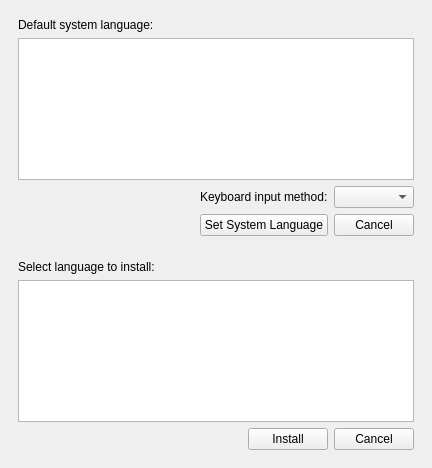
Old version of the form LanguageSelector/qt/QtLanguageSelectorGUI.ui in the repository babycaseny/language-selector.
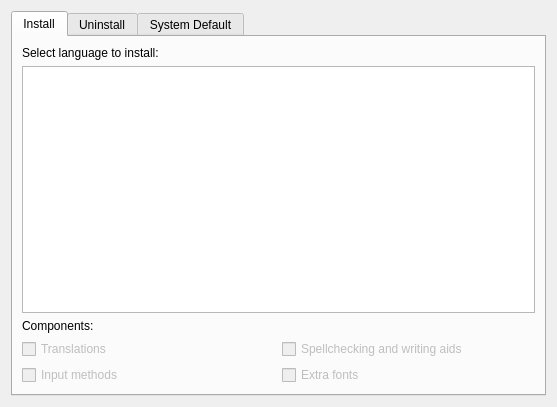
New version of the form. Custom widgets are drawn as their Qt base class.

The edit to the form file:
```diff
--- a/LanguageSelector/qt/QtLanguageSelectorGUI.ui
+++ b/LanguageSelector/qt/QtLanguageSelectorGUI.ui
@@ -6,66 +6,25 @@
    <rect>
     <x>0</x>
     <y>0</y>
-    <width>432</width>
-    <height>468</height>
+    <width>557</width>
+    <height>407</height>
    </rect>
   </property>
   <property name="windowTitle">
    <string>Language Installer</string>
   </property>
-  <layout class="QGridLayout">
-   <property name="margin">
-    <number>9</number>
-   </property>
-   <property name="spacing">
-    <number>6</number>
-   </property>
-   <item row="1" column="0">
-    <widget class="QFrame" name="installLanguageFrame">
-     <property name="frameShape">
-      <enum>QFrame::NoFrame</enum>
-     </property>
-     <property name="frameShadow">
-      <enum>QFrame::Raised</enum>
-     </property>
-     <layout class="QGridLayout">
-      <property name="margin">
-       <number>9</number>
-      </property>
-      <property name="spacing">
-       <number>6</number>
-      </property>
-      <item row="1" column="0" colspan="3">
-       <widget class="QListWidget" name="listViewLanguages"/>
-      </item>
-      <item row="2" column="1">
-       <widget class="QPushButton" name="pushButtonOk">
-        <property name="text">
+  <layout class="QVBoxLayout" name="verticalLayout">
+   <item>
+    <widget class="KTabWidget" name="ktabwidget">
+     <property name="currentIndex">
+      <number>0</number>
+     </property>
+     <widget class="QWidget" name="InstallTab">
+      <attribute name="title">
          <string>Install</string>
-        </property>
-       </widget>
-      </item>
-      <item row="2" column="2">
-       <widget class="QPushButton" name="pushButtonCancel">
-        <property name="text">
-         <string>Cancel</string>
-        </property>
-       </widget>
-      </item>
-      <item row="2" column="0">
-       <spacer>
-        <property name="orientation">
-         <enum>Qt::Horizontal</enum>
-        </property>
-        <property name="sizeHint" stdset="0">
-         <size>
-          <width>40</width>
-          <height>20</height>
-         </size>
-        </property>
-       </spacer>
-      </item>
-      <item row="0" column="0" colspan="2">
+      </attribute>
+      <layout class="QVBoxLayout" name="verticalLayout_2">
+       <item>
        <widget class="QLabel" name="selectLanguageLabel">
         <property name="text">
          <string>Select language to install:</string>
@@ -75,42 +34,88 @@
         </property>
        </widget>
       </item>
-     </layout>
+       <item>
+        <widget class="QListWidget" name="listViewLanguagesInst"/>
+       </item>
+       <item>
+        <layout class="QGridLayout" name="gridLayout">
+         <item row="1" column="0">
+          <widget class="QCheckBox" name="checkBoxTr">
+           <property name="enabled">
+            <bool>false</bool>
+           </property>
+           <property name="text">
+            <string>Translations</string>
+           </property>
+          </widget>
+         </item>
+         <item row="2" column="0">
+          <widget class="QCheckBox" name="checkBoxIm">
+           <property name="enabled">
+            <bool>false</bool>
+           </property>
+           <property name="text">
+            <string>Input methods</string>
+           </property>
+          </widget>
+         </item>
+         <item row="1" column="1">
+          <widget class="QCheckBox" name="checkBoxSpell">
+           <property name="enabled">
+            <bool>false</bool>
+           </property>
+           <property name="text">
+            <string>Spellchecking and writing aids</string>
+           </property>
+          </widget>
+         </item>
+         <item row="2" column="1">
+          <widget class="QCheckBox" name="checkBoxFonts">
+           <property name="enabled">
+            <bool>false</bool>
+           </property>
+           <property name="text">
+            <string>Extra fonts</string>
+           </property>
     </widget>
    </item>
    <item row="0" column="0">
-    <widget class="QFrame" name="systemLanguageFrame">
-     <property name="frameShape">
-      <enum>QFrame::NoFrame</enum>
-     </property>
-     <property name="frameShadow">
-      <enum>QFrame::Raised</enum>
-     </property>
-     <layout class="QGridLayout">
-      <property name="margin">
-       <number>9</number>
-      </property>
-      <property name="spacing">
-       <number>6</number>
-      </property>
-      <item row="3" column="2">
-       <widget class="QPushButton" name="pushButtonCancel_2">
+          <widget class="QLabel" name="ComponentsLabel">
         <property name="text">
-         <string>Cancel</string>
+            <string>Components:</string>
         </property>
        </widget>
       </item>
-      <item row="1" column="0" colspan="3">
-       <widget class="QListWidget" name="listBoxDefaultLanguage"/>
-      </item>
-      <item row="3" column="1">
-       <widget class="QPushButton" name="pushButtonSetSystemLanguage">
+        </layout>
+       </item>
+      </layout>
+     </widget>
+     <widget class="QWidget" name="UninstallTab">
+      <attribute name="title">
+       <string>Uninstall</string>
+      </attribute>
+      <layout class="QVBoxLayout" name="verticalLayout_3">
+       <item>
+        <widget class="QLabel" name="selectLanguageLabel_2">
         <property name="text">
-         <string>Set System Language</string>
-        </property>
-       </widget>
-      </item>
-      <item row="0" column="0" colspan="2">
+          <string>Select language to uninstall:</string>
+         </property>
+         <property name="wordWrap">
+          <bool>false</bool>
+         </property>
+        </widget>
+       </item>
+       <item>
+        <widget class="QListWidget" name="listViewLanguagesUninst"/>
+       </item>
+      </layout>
+     </widget>
+     <widget class="QWidget" name="SystemDefaultTab">
+      <attribute name="title">
+       <string>System Default</string>
+      </attribute>
+      <layout class="QVBoxLayout" name="verticalLayout_4">
+       <item>
        <widget class="QLabel" name="defaultSystemLabel">
         <property name="text">
          <string>Default system language:</string>
@@ -120,20 +125,12 @@
         </property>
        </widget>
       </item>
-      <item row="3" column="0">
-       <spacer>
-        <property name="orientation">
-         <enum>Qt::Horizontal</enum>
-        </property>
-        <property name="sizeHint" stdset="0">
-         <size>
-          <width>40</width>
-          <height>20</height>
-         </size>
-        </property>
-       </spacer>
-      </item>
-      <item row="2" column="0">
+       <item>
+        <widget class="QListWidget" name="listBoxDefaultLanguage"/>
+       </item>
+       <item>
+        <layout class="QHBoxLayout" name="horizontalLayout_4">
+         <item>
        <spacer name="horizontalSpacer">
         <property name="orientation">
          <enum>Qt::Horizontal</enum>
@@ -146,23 +143,32 @@
         </property>
        </spacer>
       </item>
-      <item row="2" column="2">
-       <widget class="QComboBox" name="comboBoxInputMethod"/>
-      </item>
-      <item row="2" column="1">
+         <item>
        <widget class="QLabel" name="labelInputMethod">
         <property name="text">
          <string>Keyboard input method:</string>
         </property>
        </widget>
       </item>
-     </layout>
-    </widget>
+         <item>
+          <widget class="QComboBox" name="comboBoxInputMethod"/>
+         </item>
+        </layout>
+       </item>
+      </layout>
+     </widget>
+    </widget>
    </item>
   </layout>
  </widget>
- <layoutdefault spacing="6" margin="11"/>
- <pixmapfunction>qPixmapFromMimeSource</pixmapfunction>
+ <customwidgets>
+  <customwidget>
+   <class>KTabWidget</class>
+   <extends>QTabWidget</extends>
+   <header>ktabwidget.h</header>
+   <container>1</container>
+  </customwidget>
+ </customwidgets>
  <resources/>
  <connections/>
 </ui>
```
Lines whose indentation alone changed are shown as unchanged.
